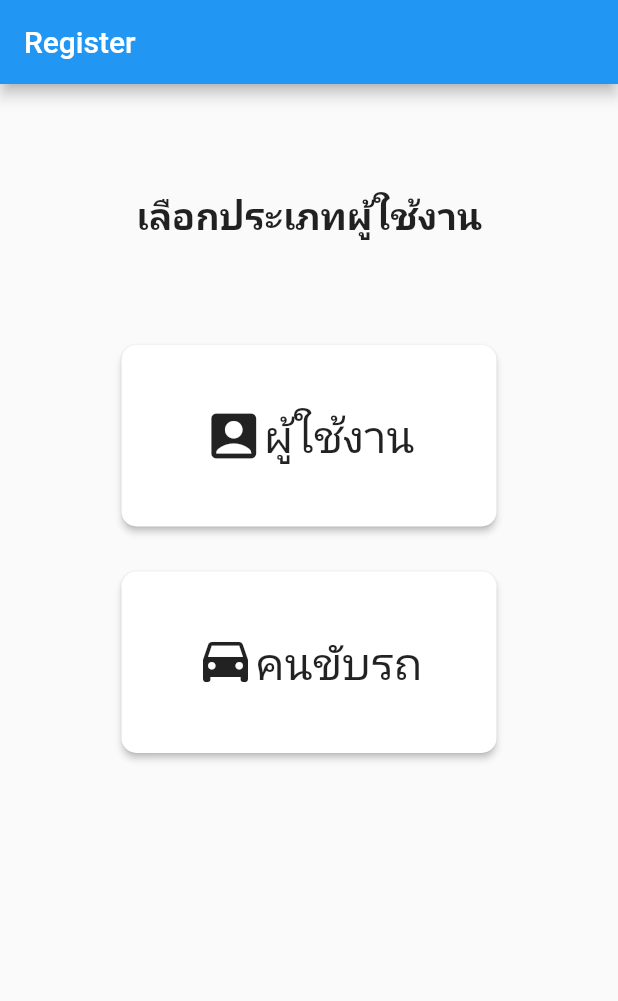
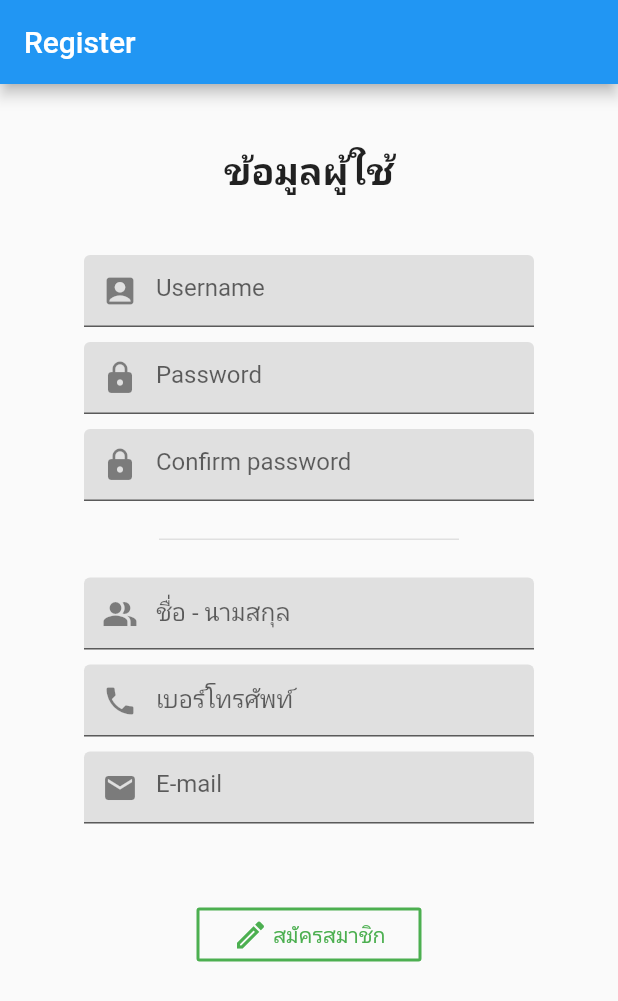
Before and after one commit to FrameParadorn/dew_project, a Flutter app: the screen it shows after launch, on a phone screen of 412 x 824 dp. Shown: the top 1001 px of the screen. Run offline on Flutter 3.47's test engine with Material 2 defaults, Android fonts, the phone set to English and light mode, and no system bars.

Commit message:
Add page register information

```diff
--- /dev/null
+++ b/lib/src/pages/register/register_information.dart
@@ -0,0 +1,134 @@
+import 'package:flutter/material.dart';
+import 'package:flutter/services.dart';
+
+class RegisterInformation extends StatefulWidget {
+  @override
+  _RegisterInformationState createState() => _RegisterInformationState();
+}
+
+class _RegisterInformationState extends State<RegisterInformation> {
+  @override
+  Widget build(BuildContext context) {
+    return ListView(
+          children: [
+        Center(
+          child: Column(
+            children: [
+              SizedBox(height: 40,),
+              Text(
+                "ข้อมูลผู้ใช้",
+                style: TextStyle(
+                  fontSize: 25,
+                  fontWeight: FontWeight.bold
+                )
+              ),
+              SizedBox(height: 40,),
+              Container(
+                width: 300,
+                child: TextField(
+                  decoration: InputDecoration(
+                    hintText: "Username",
+                    filled: true,
+                    fillColor: Colors.grey[300],
+                    prefixIcon: Icon(Icons.account_box)
+                  ),
+                )
+              ),
+              Container(
+                margin: const EdgeInsets.only(top: 10),
+                width: 300,
+                child: TextField(
+                  obscureText: true,
+                  decoration: InputDecoration(
+                    hintText: "Password",
+                    filled: true,
+                    fillColor: Colors.grey[300],
+                    prefixIcon: Icon(Icons.lock)
+                  ),
+                )
+              ),
+              Container(
+                margin: const EdgeInsets.only(top: 10),
+                width: 300,
+                child: TextField(
+                  obscureText: true,
+                  decoration: InputDecoration(
+                    hintText: "Confirm password",
+                    filled: true,
+                    fillColor: Colors.grey[300],
+                    prefixIcon: Icon(Icons.lock)
+                  ),
+                )
+              ),
+              Container(
+                margin: EdgeInsets.only(top: 25, bottom: 15),
+                width: 200,
+                height: 1,
+                color: Colors.grey[300],
+              ),
+              Container(
+                margin: const EdgeInsets.only(top: 10),
+                width: 300,
+                child: TextField(
+                  decoration: InputDecoration(
+                    hintText: "ชื่อ - นามสกุล",
+                    filled: true,
+                    fillColor: Colors.grey[300],
+                    prefixIcon: Icon(Icons.people_alt)
+                  ),
+                )
+              ),
+              Container(
+                margin: const EdgeInsets.only(top: 10),
+                width: 300,
+                child: TextField(
+                  keyboardType: TextInputType.phone,
+                  decoration: InputDecoration(
+                    hintText: "เบอร์โทรศัพท์",
+                    filled: true,
+                    fillColor: Colors.grey[300],
+                    prefixIcon: Icon(Icons.phone)
+                  ),
+                )
+              ),
+              Container(
+                margin: const EdgeInsets.only(top: 10),
+                width: 300,
+                child: TextField(
+                  keyboardType: TextInputType.emailAddress,
+                  decoration: InputDecoration(
+                    hintText: "E-mail",
+                    filled: true,
+                    fillColor: Colors.grey[300],
+                    prefixIcon: Icon(Icons.email)
+                  ),
+                )
+              ),
+              Container(
+                margin: EdgeInsets.symmetric(vertical: 50),
+                width: 150,
+                child: OutlineButton(
+                  onPressed: () {},
+                  child: Container(
+                    child: Row(
+                      mainAxisAlignment: MainAxisAlignment.center,
+                      children: [
+                        Icon(Icons.mode_outlined, color: Colors.green),
+                        SizedBox(width: 3),
+                        Text("สมัครสมาชิก", style: TextStyle(color: Colors.green))
+                      ],
+                    ),
+                  ),
+                  borderSide: BorderSide(
+                    color: Colors.green,
+                    width: 2
+                  ),
+                ),
+              )
+            ],
+          ),
+        ),
+      ],
+    );
+  }
+}
--- a/lib/src/pages/register/register_page.dart
+++ b/lib/src/pages/register/register_page.dart
@@ -1,3 +1,5 @@
+import 'package:dew_project/src/pages/register/register_information.dart';
+import 'package:dew_project/src/pages/register/register_user_type.dart';
 import 'package:flutter/material.dart';
 
 class Register extends StatelessWidget {
@@ -5,11 +7,9 @@ class Register extends StatelessWidget {
   Widget build(BuildContext context) {
     return Scaffold(
       appBar: _buildAppBar(),
-      body: _buildBody(),
+      body: RegisterInformation(),
     );
   }
-
-
 
   AppBar _buildAppBar() {
     return AppBar(
@@ -17,58 +17,5 @@ class Register extends StatelessWidget {
     );
   }
 
-  _buildBody() {
-    return Center(
-      child: Column(
-        children: [
-          SizedBox(height: 70,),
-          Text(
-            "เลือกประเภทผู้ใช้งาน",
-            style: TextStyle(
-              fontSize: 25,
-              fontWeight: FontWeight.bold
-            )
-          ),
-          SizedBox(height: 70,),
-          Container(
-            width: 250,
-            child: RaisedButton(
-              shape: RoundedRectangleBorder(
-                borderRadius: BorderRadius.circular(10)
-              ),
-              padding: const EdgeInsets.symmetric(vertical: 40),
-              onPressed: () {},
-              color: Colors.white,
-              child: Row(
-                mainAxisAlignment: MainAxisAlignment.center,
-                children: [
-                  Icon(Icons.account_box, size: 40),
-                  Text("ผู้ใช้งาน", style: TextStyle(fontSize: 30)),
-                ],
-              )
-            ),
-          ),
-          SizedBox(height: 30,),
-          Container(
-            width: 250,
-            child: RaisedButton(
-              shape: RoundedRectangleBorder(
-                borderRadius: BorderRadius.circular(10)
-              ),
-              padding: const EdgeInsets.symmetric(vertical: 40),
-              onPressed: () {},
-              color: Colors.white,
-              child: Row(
-                mainAxisAlignment: MainAxisAlignment.center,
-                children: [
-                  Icon(Icons.drive_eta, size: 40),
-                  Text("คนขับรถ", style: TextStyle(fontSize: 30)),
-                ],
-              )
-            ),
-          )
-        ]
-      ),
-    );
-  }
+
 }
--- /dev/null
+++ b/lib/src/pages/register/register_user_type.dart
@@ -0,0 +1,59 @@
+import 'package:flutter/material.dart';
+
+class RegisterUserType extends StatelessWidget {
+  @override
+  Widget build(BuildContext context) {
+    return Center(
+      child: Column(
+        children: [
+          SizedBox(height: 70,),
+          Text(
+            "เลือกประเภทผู้ใช้งาน",
+            style: TextStyle(
+              fontSize: 25,
+              fontWeight: FontWeight.bold
+            )
+          ),
+          SizedBox(height: 70,),
+          Container(
+            width: 250,
+            child: RaisedButton(
+              shape: RoundedRectangleBorder(
+                borderRadius: BorderRadius.circular(10)
+              ),
+              padding: const EdgeInsets.symmetric(vertical: 40),
+              onPressed: () {},
+              color: Colors.white,
+              child: Row(
+                mainAxisAlignment: MainAxisAlignment.center,
+                children: [
+                  Icon(Icons.account_box, size: 40),
+                  Text("ผู้ใช้งาน", style: TextStyle(fontSize: 30)),
+                ],
+              )
+            ),
+          ),
+          SizedBox(height: 30,),
+          Container(
+            width: 250,
+            child: RaisedButton(
+              shape: RoundedRectangleBorder(
+                borderRadius: BorderRadius.circular(10)
+              ),
+              padding: const EdgeInsets.symmetric(vertical: 40),
+              onPressed: () {},
+              color: Colors.white,
+              child: Row(
+                mainAxisAlignment: MainAxisAlignment.center,
+                children: [
+                  Icon(Icons.drive_eta, size: 40),
+                  Text("คนขับรถ", style: TextStyle(fontSize: 30)),
+                ],
+              )
+            ),
+          )
+        ]
+      ),
+    );
+  }
+}
```
